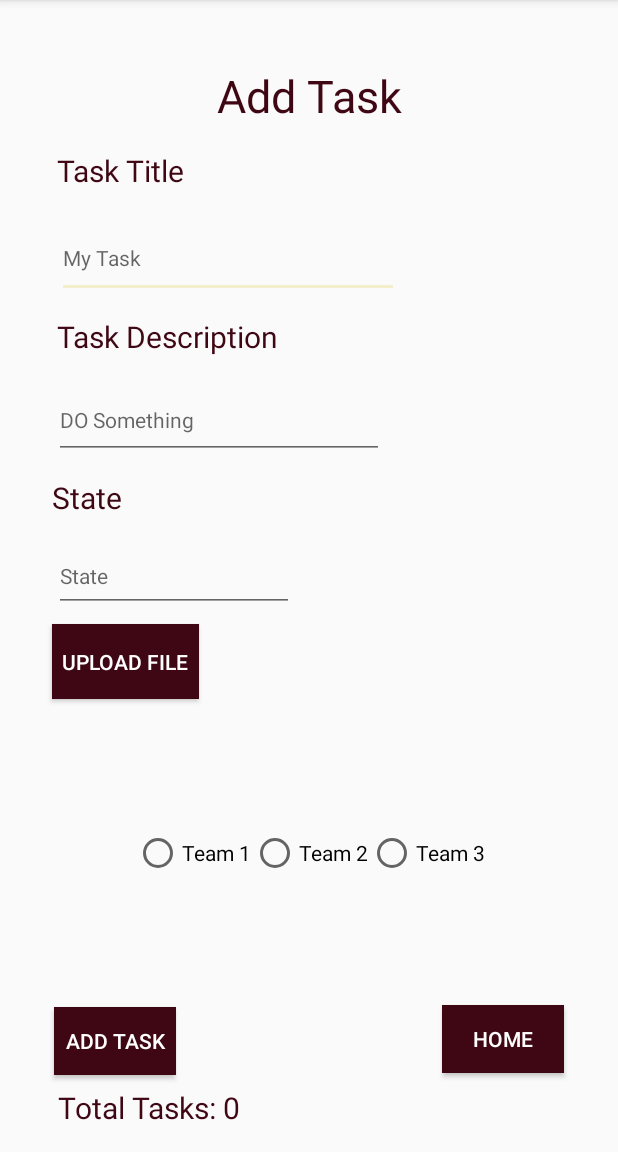
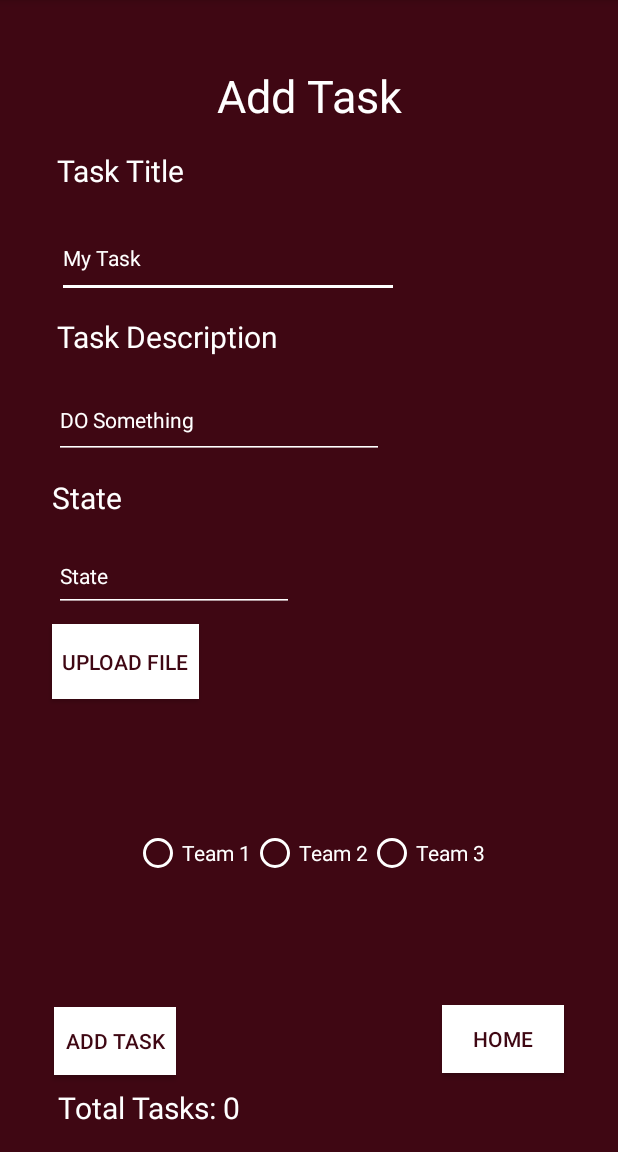
Before and after one commit to rawanazazi12/taskmaster, an Android app: the AddTask screen opened directly, with no data from a screen before it, on a phone screen of 412 x 824 dp, the part 84-1236 px from its top. Run offline under Robolectric (Android 15) with nearby library versions, the phone set to English and light mode, and no system bars; libraries missing offline, so code that uses them is left out: com.amplifyframework.analytics, com.amplifyframework.api, com.amplifyframework.core.

Commit message:
LAB44 DONE

```diff
--- a/app/src/main/AndroidManifest.xml
+++ b/app/src/main/AndroidManifest.xml
@@ -28,9 +28,6 @@
         android:roundIcon="@mipmap/ic_launcher_round"
         android:supportsRtl="true"
         android:theme="@style/Theme.TaskMaster">
-        <activity
-            android:name=".Map"
-            android:exported="true" />
 
         <meta-data
             android:name="com.google.android.geo.API_KEY"
--- a/app/src/main/java/com/example/taskmaster/TaskAdapter.java
+++ b/app/src/main/java/com/example/taskmaster/TaskAdapter.java
@@ -1,5 +1,6 @@
 package com.example.taskmaster;
 
+import android.graphics.Color;
 import android.view.LayoutInflater;
 import android.view.View;
 import android.view.ViewGroup;
@@ -65,8 +66,11 @@ public class TaskAdapter extends RecyclerView.Adapter <TaskAdapter.TaskViewHolde
     @Override
     public void onBindViewHolder(@NonNull TaskViewHolder taskViewHolder, int position) {
         com.amplifyframework.datastore.generated.model.Task item = allTasksData.get(position);
+        taskViewHolder.title.setTextColor(Color.parseColor("#F3EFCC"));
         taskViewHolder.title.setText(item.getTitle());
+        taskViewHolder.body.setTextColor(Color.parseColor("#FFFFFFFF"));
         taskViewHolder.body.setText(item.getBody());
+        taskViewHolder.state.setTextColor(Color.parseColor("#FFFFFFFF"));
         taskViewHolder.state.setText(item.getState());
     }
 
--- a/app/src/main/res/layout/activity_add_task.xml
+++ b/app/src/main/res/layout/activity_add_task.xml
@@ -4,6 +4,7 @@
     xmlns:tools="http://schemas.android.com/tools"
     android:layout_width="match_parent"
     android:layout_height="match_parent"
+    android:background="@color/brown"
     tools:context=".AddTask">
 
     <TextView
@@ -11,7 +12,7 @@
         android:layout_width="wrap_content"
         android:layout_height="wrap_content"
         android:text="@string/add_Task"
-        android:textColor="@color/brown"
+        android:textColor="@color/white"
         android:textSize="30sp"
         app:layout_constraintBottom_toBottomOf="parent"
         app:layout_constraintEnd_toEndOf="parent"
@@ -25,7 +26,7 @@
         android:layout_height="37dp"
         android:layout_marginTop="100dp"
         android:text="@string/task_title"
-        android:textColor="@color/brown"
+        android:textColor="@color/white"
         android:textSize="20sp"
         app:layout_constraintEnd_toEndOf="parent"
         app:layout_constraintHorizontal_bias="0.122"
@@ -37,9 +38,12 @@
         android:layout_width="228dp"
         android:layout_height="53dp"
         android:layout_marginTop="8dp"
+        android:backgroundTint="@color/white"
         android:ems="10"
         android:hint="@string/my_task"
         android:inputType="textPersonName"
+        android:textColor="@color/white"
+        android:textColorHint="@color/white"
         android:textSize="14sp"
         app:layout_constraintEnd_toEndOf="parent"
         app:layout_constraintHorizontal_bias="0.207"
@@ -52,7 +56,7 @@
         android:layout_height="35dp"
         android:layout_marginTop="12dp"
         android:text="@string/task_description"
-        android:textColor="@color/brown"
+        android:textColor="@color/white"
         android:textSize="20sp"
         app:layout_constraintEnd_toEndOf="parent"
         app:layout_constraintHorizontal_bias="0.152"
@@ -64,10 +68,13 @@
         android:layout_width="220dp"
         android:layout_height="52dp"
         android:layout_marginTop="8dp"
+        android:backgroundTint="@color/white"
         android:ems="10"
         android:hint="@string/do_something"
         android:inputType="textPersonName"
         android:minHeight="48dp"
+        android:textColor="@color/white"
+        android:textColorHint="@color/white"
         android:textSize="14sp"
         app:layout_constraintEnd_toEndOf="parent"
         app:layout_constraintHorizontal_bias="0.188"
@@ -81,9 +88,9 @@
         android:layout_height="45dp"
         android:layout_marginStart="36dp"
         android:layout_marginBottom="8dp"
-        android:background="@color/brown"
+        android:background="@color/white"
         android:text="@string/add_task_Btn"
-        android:textColor="@color/white"
+        android:textColor="@color/brown"
         app:layout_constraintBottom_toTopOf="@+id/total_tasks"
         app:layout_constraintStart_toStartOf="parent" />
 
@@ -93,7 +100,7 @@
         android:layout_height="wrap_content"
         android:layout_marginBottom="16dp"
         android:text="@string/total_tasks"
-        android:textColor="@color/brown"
+        android:textColor="@color/white"
         android:textSize="20sp"
         app:layout_constraintBottom_toBottomOf="parent"
         app:layout_constraintEnd_toEndOf="parent"
@@ -106,7 +113,7 @@
         android:layout_height="34dp"
         android:layout_marginTop="12dp"
         android:text="State"
-        android:textColor="@color/brown"
+        android:textColor="@color/white"
         android:textSize="20sp"
         app:layout_constraintEnd_toEndOf="parent"
         app:layout_constraintHorizontal_bias="0.119"
@@ -119,10 +126,13 @@
         android:layout_height="wrap_content"
         android:layout_marginStart="36dp"
         android:layout_marginTop="8dp"
+        android:backgroundTint="@color/white"
         android:ems="10"
         android:hint="State"
         android:inputType="textPersonName"
         android:minHeight="48dp"
+        android:textColor="@color/white"
+        android:textColorHint="@color/white"
         android:textSize="14sp"
         app:layout_constraintEnd_toEndOf="parent"
         app:layout_constraintHorizontal_bias="0.0"
@@ -134,9 +144,9 @@
         android:layout_width="98dp"
         android:layout_height="50dp"
         android:layout_marginTop="8dp"
-        android:background="@color/brown"
+        android:background="@color/white"
         android:text="Upload File"
-        android:textColor="@color/white"
+        android:textColor="@color/brown"
         app:layout_constraintEnd_toEndOf="parent"
         app:layout_constraintHorizontal_bias="0.111"
         app:layout_constraintStart_toStartOf="parent"
@@ -149,9 +159,9 @@
         android:layout_marginTop="40dp"
         android:layout_marginEnd="36dp"
         android:layout_marginBottom="48dp"
-        android:background="@color/brown"
+        android:background="@color/white"
         android:text="Home"
-        android:textColor="@color/white"
+        android:textColor="@color/brown"
         app:layout_constraintBottom_toBottomOf="parent"
         app:layout_constraintEnd_toEndOf="parent"
         app:layout_constraintHorizontal_bias="1.0"
@@ -175,19 +185,25 @@
             android:id="@+id/team1_id"
             android:layout_width="match_parent"
             android:layout_height="wrap_content"
-            android:text="Team 1" />
+            android:buttonTint="@color/white"
+            android:text="Team 1"
+            android:textColor="@color/white" />
 
         <RadioButton
             android:id="@+id/team2_id"
             android:layout_width="match_parent"
             android:layout_height="wrap_content"
-            android:text="Team 2" />
+            android:buttonTint="@color/white"
+            android:text="Team 2"
+            android:textColor="@color/white" />
 
         <RadioButton
             android:id="@+id/team3_id"
             android:layout_width="match_parent"
             android:layout_height="wrap_content"
-            android:text="Team 3" />
+            android:buttonTint="@color/white"
+            android:text="Team 3"
+            android:textColor="@color/white" />
     </RadioGroup>
 
     <ImageView
--- a/app/src/main/res/layout/activity_all_tasks.xml
+++ b/app/src/main/res/layout/activity_all_tasks.xml
@@ -4,6 +4,7 @@
     xmlns:tools="http://schemas.android.com/tools"
     android:layout_width="match_parent"
     android:layout_height="match_parent"
+    android:background="@color/brown"
     tools:context=".AllTasks">
 
     <ImageView
@@ -26,7 +27,7 @@
         android:layout_height="47dp"
         android:layout_marginTop="28dp"
         android:text="@string/all_tasks_view"
-        android:textColor="@color/black"
+        android:textColor="@color/white"
         android:textSize="30sp"
         app:layout_constraintEnd_toEndOf="parent"
         app:layout_constraintHorizontal_bias="0.497"
--- a/app/src/main/res/layout/activity_verification.xml
+++ b/app/src/main/res/layout/activity_verification.xml
@@ -26,6 +26,7 @@
         android:layout_height="51dp"
         android:layout_marginStart="100dp"
         android:layout_marginTop="104dp"
+        android:backgroundTint="@color/white"
         android:hint="Code"
         android:textAlignment="center"
         android:textColor="@color/white"
```
Also changed, not shown: app/src/main/java/com/example/taskmaster/Map.java (deleted, +0 -14 lines), app/src/main/res/layout/activity_main.xml (+19 -16 lines), app/src/main/res/layout/activity_map.xml (deleted, +0 -9 lines), app/src/main/res/layout/activity_settings.xml (+18 -2 lines), app/src/main/res/layout/activity_signin.xml (+13 -11 lines), app/src/main/res/layout/activity_signup.xml (+14 -11 lines), app/src/main/res/layout/activity_task_detail.xml (+10 -4 lines), 7 other files.
